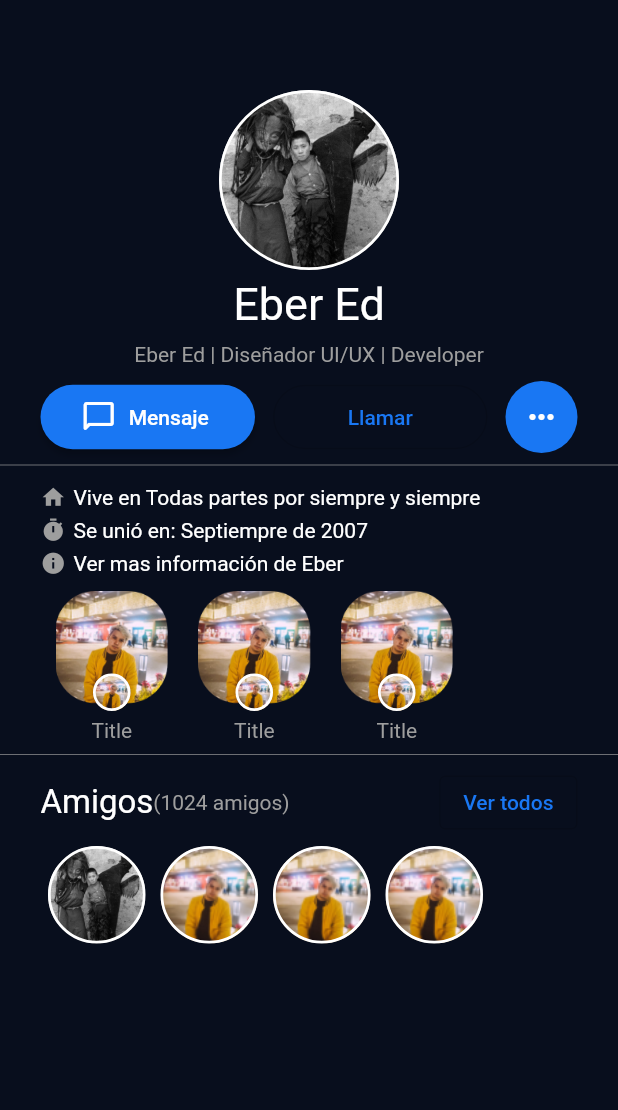
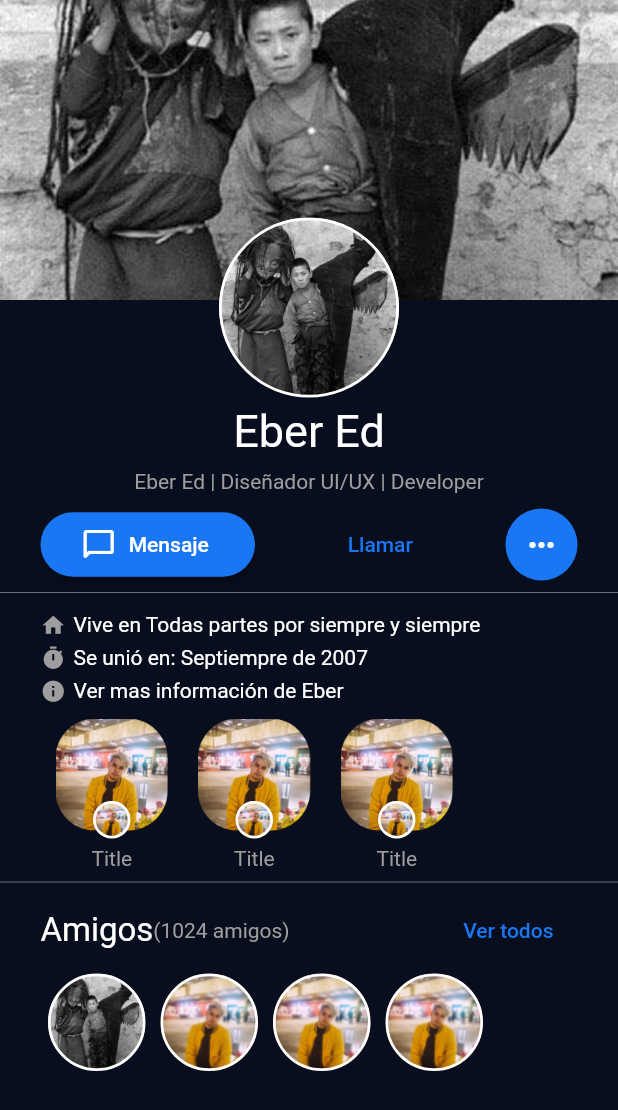
Before and after one commit to doneber/fb-design-in-flutter, a Flutter app: the Profile screen opened directly, on a phone screen of 412 x 824 dp. Shown: the top 1110 px of the screen. Run offline on Flutter 3.47's test engine with Material 2 defaults, Android fonts, the phone set to English and light mode, and no system bars.

Commit message:
Refactor profile page, (background image )

```diff
--- a/lib/screens/profile/profile.dart
+++ b/lib/screens/profile/profile.dart
@@ -6,11 +6,35 @@ class Profile extends StatelessWidget {
   @override
   Widget build(BuildContext context) {
     final Widget header = Container(
-        margin: EdgeInsets.symmetric(horizontal: 27),
         child: Column(
       children: [
-            SizedBox(height: 55),
+        Stack(children: [
+          Column(
+            children: [
+              Image.asset(
+                'assets/images/my_photo.jpg',
+                fit: BoxFit.cover,
+                height: 200,
+                width: double.infinity,
+              ),
+              Container(
+                color: Color(0xff080E1D),
+                width: double.infinity,
+                height: 70,
+              ),
+            ],
+          ),
+          Center(
+            child: Positioned(
+              child: Column(
+                children: [
+                  SizedBox(height: 140),
                   ImageProfile('assets/images/my_photo.jpg', 120),
+                ],
+              ),
+            ),
+          ),
+        ]),
         Text(
           'Eber Ed',
           style: TextStyle(
@@ -30,7 +54,11 @@ class Profile extends StatelessWidget {
         SizedBox(
           height: 10,
         ),
-            Row(
+      ],
+    ));
+    final Widget buttons = Container(
+      margin: EdgeInsets.symmetric(horizontal: 27),
+      child: Row(
         mainAxisAlignment: MainAxisAlignment.spaceBetween,
         children: [
           ConstrainedBox(
@@ -73,8 +101,7 @@ class Profile extends StatelessWidget {
           ),
         ],
       ),
-          ],
-        ));
+    );
     final Widget info = Container(
       margin: EdgeInsets.symmetric(horizontal: 27),
       child: Column(
@@ -172,6 +199,7 @@ class Profile extends StatelessWidget {
       body: Column(
         children: [
           header,
+          buttons,
           Divider(
             color: Colors.grey,
             thickness: 0.45,
```
Lines whose indentation alone changed are shown as unchanged.
